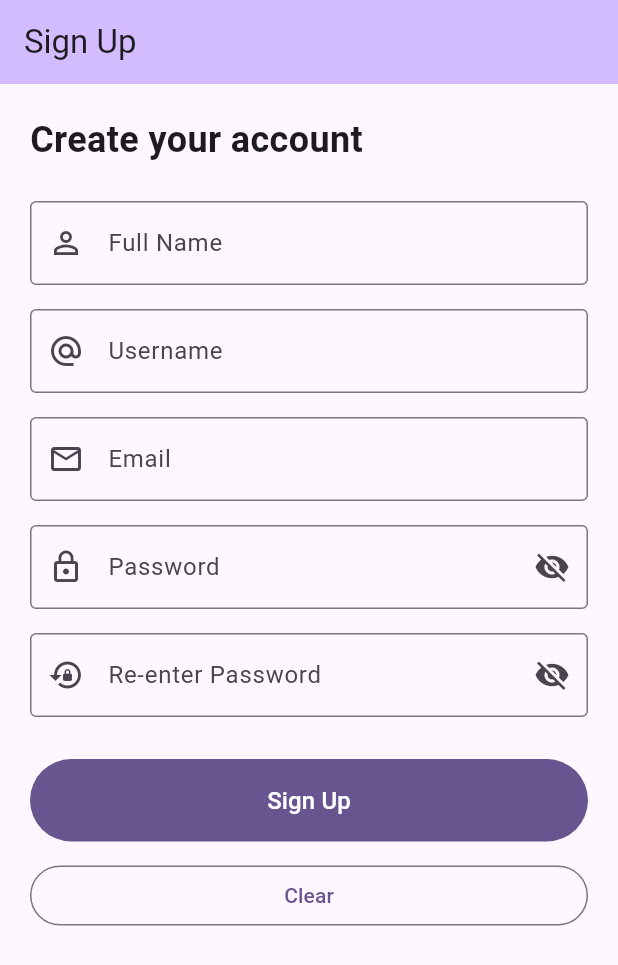
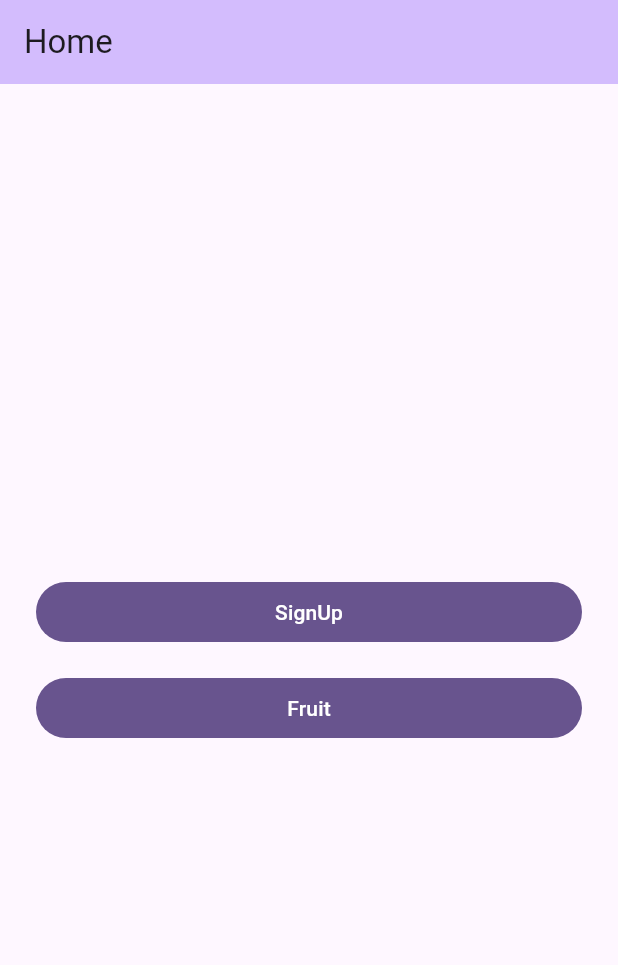
Before and after one commit to mrashidcit/flutter-playground, a Flutter app: the screen it shows after launch, on a phone screen of 412 x 824 dp. Shown: the top 965 px of the screen. Run offline on Flutter 3.47's test engine with Material 3 defaults, Android fonts, the phone set to English and light mode, and no system bars.

Commit message:
feat: Add HomeScreen

```diff
--- /dev/null
+++ b/devtools_options.yaml
@@ -0,0 +1,3 @@
+description: This file stores settings for Dart & Flutter DevTools.
+documentation: https://docs.flutter.dev/tools/devtools/extensions#configure-extension-enablement-states
+extensions:
--- /dev/null
+++ b/lib/home/HomeScreen.dart
@@ -0,0 +1,42 @@
+import 'package:flutter/material.dart';
+import 'package:flutter_play_ground/fruit/FruitsScreen.dart';
+import 'package:flutter_play_ground/signUp/SignUpScreen.dart';
+
+/// First screen of the app. Lets the user pick which demo screen to open.
+class HomeScreen extends StatelessWidget {
+  const HomeScreen({super.key});
+
+  void _open(BuildContext context, Widget screen) {
+    Navigator.of(context).push(MaterialPageRoute(builder: (_) => screen));
+  }
+
+  @override
+  Widget build(BuildContext context) {
+    return Scaffold(
+      appBar: AppBar(
+        backgroundColor: Theme.of(context).colorScheme.inversePrimary,
+        title: const Text('Home'),
+      ),
+      body: Center(
+        child: Padding(
+          padding: const EdgeInsets.all(24),
+          child: Column(
+            mainAxisSize: MainAxisSize.min,
+            crossAxisAlignment: CrossAxisAlignment.stretch,
+            children: [
+              FilledButton(
+                onPressed: () => _open(context, const SignUpScreen()),
+                child: const Text('SignUp'),
+              ),
+              const SizedBox(height: 16),
+              FilledButton(
+                onPressed: () => _open(context, const FruitsScreen()),
+                child: const Text('Fruit'),
+              ),
+            ],
+          ),
+        ),
+      ),
+    );
+  }
+}
--- a/lib/main.dart
+++ b/lib/main.dart
@@ -1,7 +1,7 @@
 import 'package:flutter/material.dart';
+import 'package:flutter_play_ground/home/HomeScreen.dart';
 import 'package:flutter_play_ground/fruit/FruitsScreen.dart';
 import 'package:flutter_play_ground/signUp/SignUpProvider.dart';
-import 'package:flutter_play_ground/signUp/SignUpScreen.dart';
 import 'package:provider/provider.dart';
 
 void main() {
@@ -39,8 +39,8 @@ class MyApp extends StatelessWidget {
         // tested with just a hot reload.
         colorScheme: .fromSeed(seedColor: Colors.deepPurple),
       ),
-      // Show the Sign Up screen when the app opens.
-      home: const SignUpScreen(),
+      // Show the Home screen when the app opens.
+      home: const HomeScreen(),
     );
   }
 }
```
